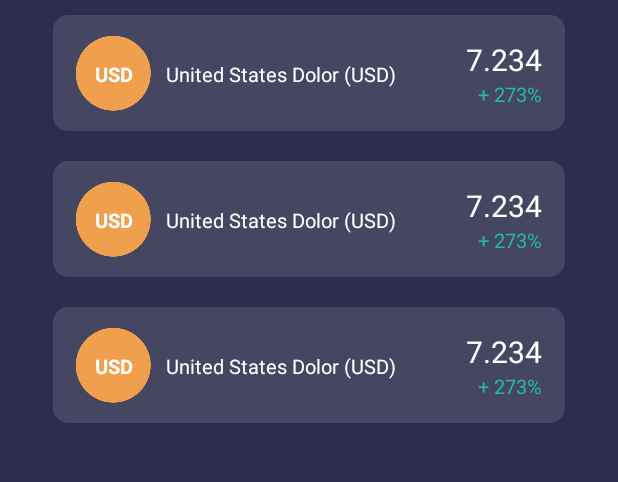
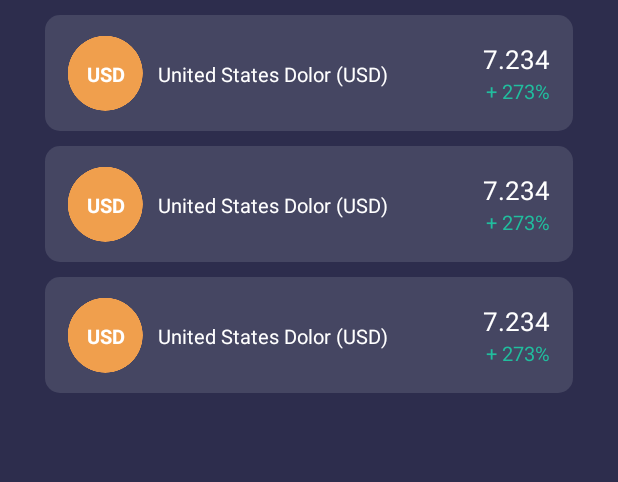
Before and after one commit to mehmettas/kotlin-mvvm-currency-app, an Android app: the layout activity_main.xml on its own in the app's theme, with its tools: preview values and no code run, on a phone screen of 412 x 824 dp, the part 105-587 px from its top. Run offline under Robolectric (Android 15) with nearby library versions, the phone set to English and light mode, and no system bars.

Commit message:
adapters added

```diff
--- a/Cent/app/src/main/java/com/mehmettas/cent/ui/main/MainAdapter/MainAdapter.kt
+++ b/Cent/app/src/main/java/com/mehmettas/cent/ui/main/MainAdapter/MainAdapter.kt
@@ -4,8 +4,7 @@ import android.view.View
 import android.view.ViewGroup
 import androidx.recyclerview.widget.RecyclerView
 import com.mehmettas.cent.R
-import com.mehmettas.cent.utils.inflate
-import java.util.*
+import com.mehmettas.cent.utils.extensions.inflate
 import com.mehmettas.cent.data.remote.model.symbol.Currency
 import kotlinx.android.synthetic.main.layout_item_currency.view.*
 import kotlin.collections.ArrayList
--- a/Cent/app/src/main/java/com/mehmettas/cent/utils/View.kt
+++ b/Cent/app/src/main/java/com/mehmettas/cent/utils/extensions/ViewEx.kt
@@ -1,4 +1,4 @@
-package com.mehmettas.cent.utils
+package com.mehmettas.cent.utils.extensions
 
 import android.view.LayoutInflater
 import android.view.View
--- a/Cent/app/src/main/res/layout/activity_main.xml
+++ b/Cent/app/src/main/res/layout/activity_main.xml
@@ -82,8 +82,8 @@
             android:paddingTop="10dp"
             tools:listitem="@layout/layout_item_currency"
             android:clipToPadding="false"
-            android:layout_marginStart="35dp"
-            android:layout_marginEnd="35dp"
+            android:layout_marginStart="30dp"
+            android:layout_marginEnd="30dp"
             android:layout_height="0dp">
     </androidx.recyclerview.widget.RecyclerView>
 
--- a/Cent/app/src/main/res/layout/layout_item_currency.xml
+++ b/Cent/app/src/main/res/layout/layout_item_currency.xml
@@ -3,7 +3,7 @@
         xmlns:android="http://schemas.android.com/apk/res/android"
         android:layout_width="match_parent" xmlns:app="http://schemas.android.com/apk/res-auto"
         android:background="@drawable/bg_item"
-        android:layout_marginBottom="20dp"
+        android:layout_marginBottom="10dp"
         android:layout_height="77dp">
 
     <androidx.appcompat.widget.AppCompatImageView
@@ -48,7 +48,7 @@
             app:layout_constraintBottom_toTopOf="@id/textCurrencyUpAndDown"
             android:layout_marginEnd="15dp"
             android:textColor="@color/white_text"
-            android:textSize="20sp"
+            android:textSize="17sp"
             app:layout_constraintVertical_chainStyle="packed"
             android:text="7.234"
             android:layout_width="wrap_content"
--- a/Cent/app/src/main/res/layout/loading_dialog_layout.xml
+++ b/Cent/app/src/main/res/layout/loading_dialog_layout.xml
@@ -9,6 +9,7 @@
     <pl.droidsonroids.gif.GifImageView
             android:layout_centerInParent="true"
             android:id="@+id/imgLoading"
+            android:background="?attr/selectableItemBackgroundBorderless"
             android:layout_width="100dp"
             android:layout_height="100dp"
             android:src="@drawable/ic_loading"/>
```
